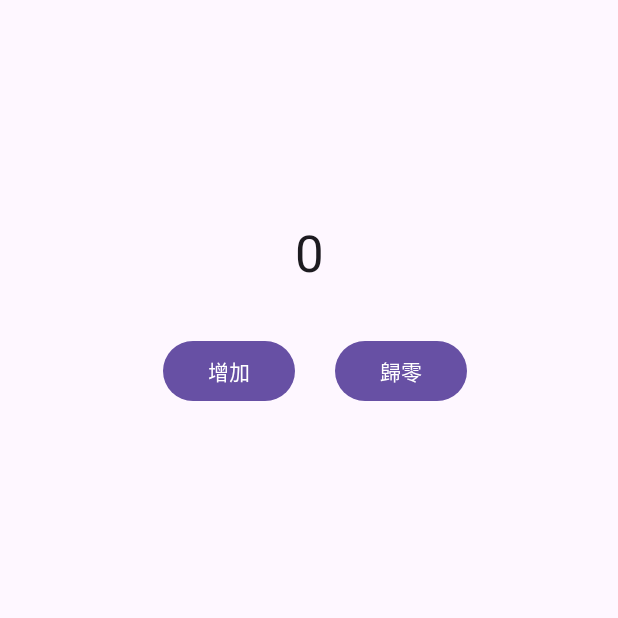
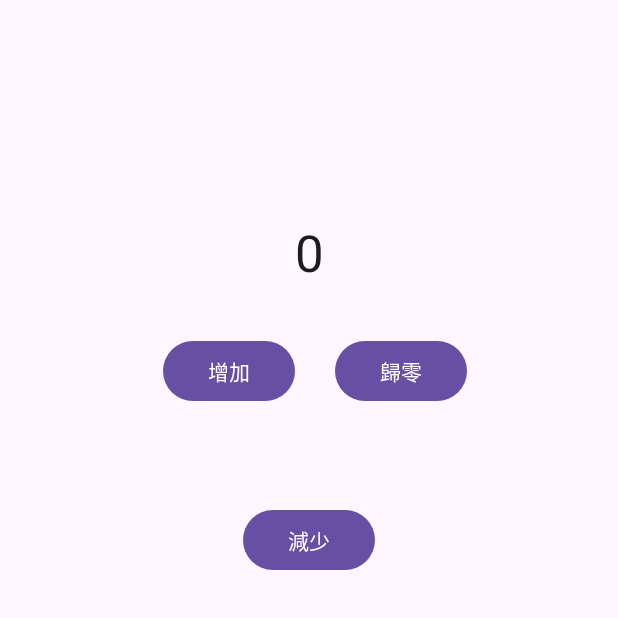
Before and after one commit to Kentauros10710/112AndroidProject, an Android app: the screen it shows after launch (MainActivity), on a phone screen of 412 x 824 dp, the top half of it. Run offline under Robolectric (Android 15) with nearby library versions, the phone set to English and light mode, and no system bars.

Commit message:
113-03-08

```diff
--- a/w3_AndroidProject_Counter/app/src/main/java/com/example/w3_androidproject_counter/MainActivity.java
+++ b/w3_AndroidProject_Counter/app/src/main/java/com/example/w3_androidproject_counter/MainActivity.java
@@ -27,4 +27,11 @@ public class MainActivity extends AppCompatActivity {
         TextView output=findViewById(R.id.textView);
         output.setText(R.string.initial_value);
     }
+
+    public  void reduce_click(View view){
+        TextView output=findViewById(R.id.textView);
+        counter=Integer.parseInt(output.getText().toString());
+        counter--;
+        output.setText(Integer.toString(counter));
+    }
 }
--- a/w3_AndroidProject_Counter/app/src/main/res/layout/activity_main.xml
+++ b/w3_AndroidProject_Counter/app/src/main/res/layout/activity_main.xml
@@ -54,4 +54,17 @@
         app:layout_constraintTop_toTopOf="parent"
         app:layout_constraintVertical_bias="0.0" />
 
+    <Button
+        android:id="@+id/button3"
+        android:layout_width="wrap_content"
+        android:layout_height="wrap_content"
+        android:layout_marginTop="18dp"
+        android:layout_marginBottom="394dp"
+        android:onClick="reduce_click"
+        android:text="@string/reduce"
+        app:layout_constraintBottom_toBottomOf="parent"
+        app:layout_constraintEnd_toEndOf="parent"
+        app:layout_constraintStart_toStartOf="parent"
+        app:layout_constraintTop_toBottomOf="@+id/button" />
+
 </androidx.constraintlayout.widget.ConstraintLayout>
--- a/w3_AndroidProject_Counter/app/src/main/res/values/strings.xml
+++ b/w3_AndroidProject_Counter/app/src/main/res/values/strings.xml
@@ -3,4 +3,5 @@
     <string name="initial_value">0</string>
     <string name="add">增加</string>
     <string name="reset">歸零</string>
+    <string name="reduce">減少</string>
 </resources>
```
